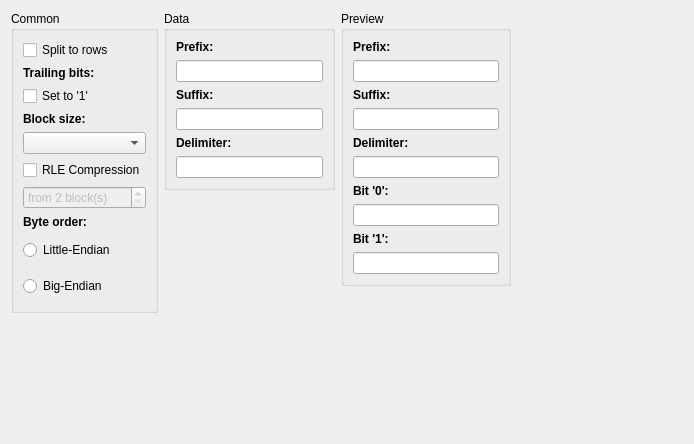
This is controls/setup/parts/image/setuptabimage.ui in riuson/lcd-image-converter as Qt 5 draws it before an edit. The edited form follows.
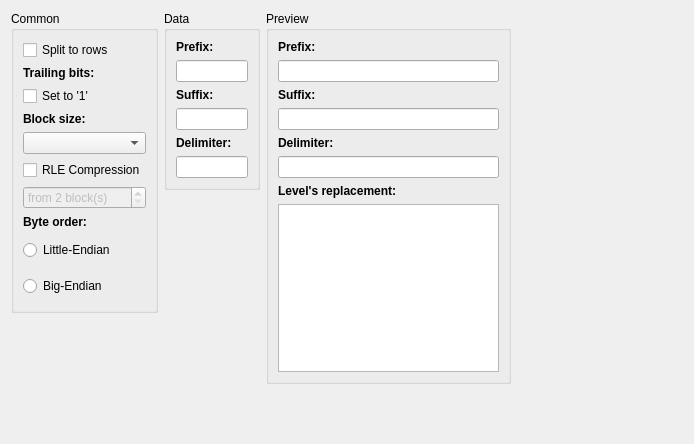
This is the edited form.

```diff
--- a/controls/setup/parts/image/setuptabimage.ui
+++ b/controls/setup/parts/image/setuptabimage.ui
@@ -316,28 +316,12 @@
            </font>
           </property>
           <property name="text">
-           <string>Bit '0':</string>
+           <string>Level's replacement:</string>
           </property>
          </widget>
         </item>
         <item>
-         <widget class="QLineEdit" name="lineEditPreviewBit0"/>
-        </item>
-        <item>
-         <widget class="QLabel" name="label_11">
-          <property name="font">
-           <font>
-            <weight>75</weight>
-            <bold>true</bold>
-           </font>
-          </property>
-          <property name="text">
-           <string>Bit '1':</string>
-          </property>
-         </widget>
-        </item>
-        <item>
-         <widget class="QLineEdit" name="lineEditPreviewBit1"/>
+         <widget class="QTextEdit" name="textEditPreviewLevels"/>
         </item>
        </layout>
       </widget>
```
Left out of the diff: 7 changed lines with no effect on the pictures.
